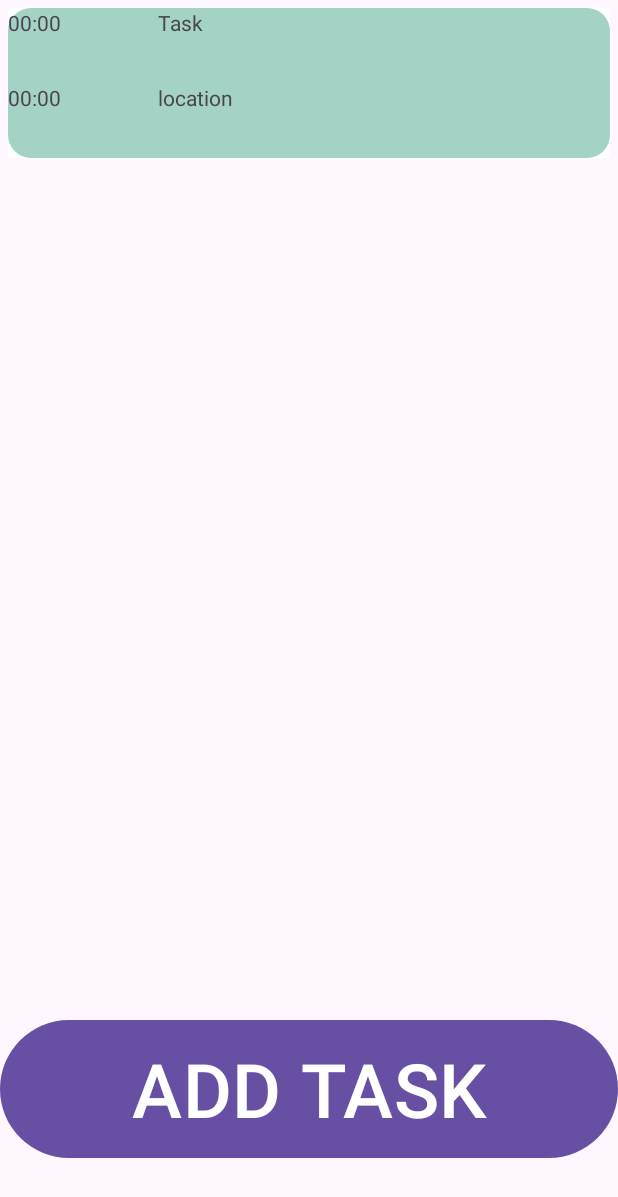
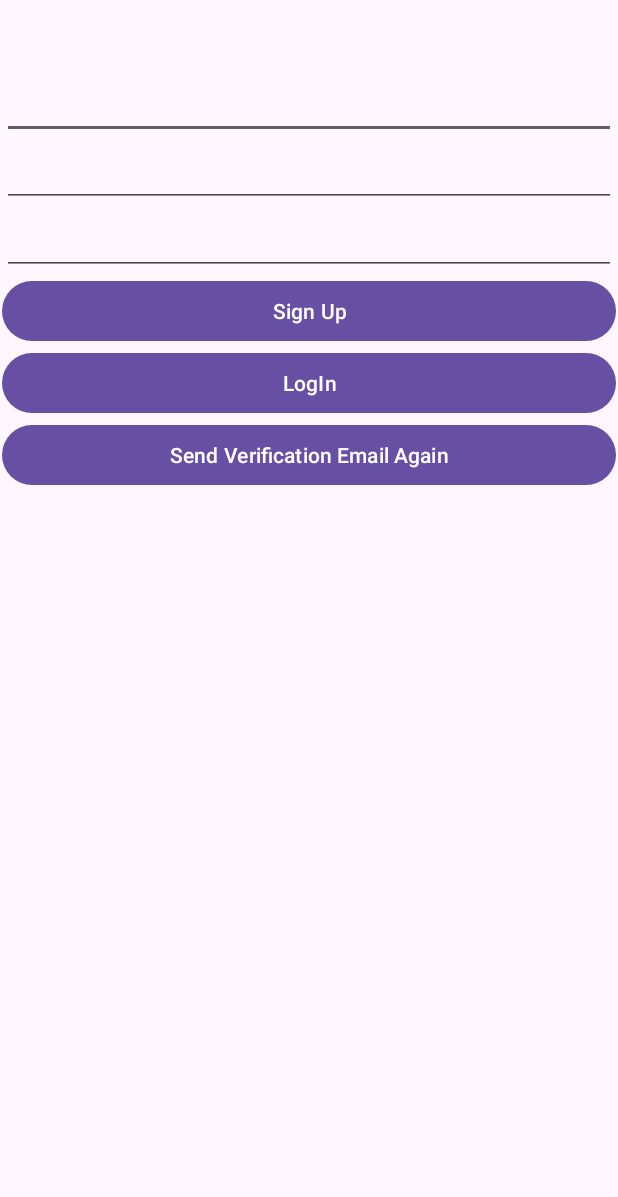
Before and after one commit to Levon07/Day_Buddy_Assistant, an Android app: the screen it shows after launch (MainActivity before the commit, register after it), on a phone screen of 412 x 824 dp. Shown: the top 1197 px of the screen. Run offline under Robolectric (Android 15) with nearby library versions, the phone set to English and light mode, and no system bars; our stand-ins replace Firebase (no records; nobody signed in at launch, a user with empty details on screens opened directly).

Commit message:
Sign Up Sign In

```diff
--- /dev/null
+++ b/app/src/main/java/com/example/daybuddy/register.java
@@ -0,0 +1,153 @@
+package com.example.daybuddy;
+
+import androidx.annotation.NonNull;
+import androidx.appcompat.app.AppCompatActivity;
+
+import android.app.ProgressDialog;
+import android.content.Intent;
+import android.os.Bundle;
+import android.util.Log;
+import android.util.Patterns;
+import android.view.View;
+import android.widget.Button;
+import android.widget.EditText;
+import android.widget.ProgressBar;
+import android.widget.TextView;
+import android.widget.Toast;
+
+import com.google.android.gms.tasks.OnCompleteListener;
+import com.google.android.gms.tasks.Task;
+import com.google.firebase.auth.AuthResult;
+import com.google.firebase.auth.FirebaseAuth;
+import com.google.firebase.auth.FirebaseUser;
+
+public class register extends AppCompatActivity {
+
+    private FirebaseAuth mAuth;
+
+    private static final String TAG = "EmailPassword";
+
+
+    FirebaseUser mUser;
+
+    String emailPattern = "^(.+)@(\\\\S+)$";
+
+
+    EditText Email;
+    EditText Password;
+    EditText ConfPassword;
+
+    ProgressDialog progressDialog;
+
+
+    Button SignUp;
+    Button LogIn;
+
+    @Override
+    protected void onCreate(Bundle savedInstanceState) {
+        super.onCreate(savedInstanceState);
+        setContentView(R.layout.activity_register);
+
+        SignUp = findViewById(R.id.SignUp);
+        LogIn = findViewById(R.id.LogIn);
+
+        Email = findViewById(R.id.EmailAddress);
+        Password  = findViewById(R.id.Password);
+        ConfPassword  = findViewById(R.id.PasswordConf);
+
+        mAuth = FirebaseAuth.getInstance();
+        mUser = mAuth.getCurrentUser();
+
+        progressDialog = new ProgressDialog(this);
+    }
+
+    @Override
+    public void onStart() {
+        super.onStart();
+        // Check if user is signed in (non-null) and update UI accordingly.
+        FirebaseUser currentUser = mAuth.getCurrentUser();
+        if(currentUser != null){
+            currentUser.reload();
+        }
+    }
+
+    public void register(View view){
+
+
+
+        String email = Email.getText().toString();
+        String password = Password.getText().toString();
+        String confpassword = ConfPassword.getText().toString();
+
+        createAccount();
+
+    }
+
+    void createAccount(){
+        String email = Email.getText().toString();
+        String password = Password.getText().toString();
+        String confirmPassword = ConfPassword.getText().toString();
+
+        boolean isValidated = validateData(email, password, confirmPassword);
+        if(!isValidated){
+            return;
+        }else {
+            createAccountInFirebase(email, password);
+        }
+    }
+
+    void createAccountInFirebase(String email, String password) {
+
+        FirebaseAuth firebaseAuth = FirebaseAuth.getInstance();
+        firebaseAuth.createUserWithEmailAndPassword(email, password).addOnCompleteListener(register.this,
+                new OnCompleteListener<AuthResult>() {
+                    @Override
+                    public void onComplete(@NonNull Task<AuthResult> task) {
+                        if(task.isSuccessful()){
+                            // creating acc is done
+                            Utility.showToast(register.this, "Successfully create account, Check email to verify");
+                            firebaseAuth.getCurrentUser().sendEmailVerification();
+                            firebaseAuth.signOut();
+
+                        } else{
+                            //failure
+                            Utility.showToast(register.this, task.getException().getLocalizedMessage());
+
+                        }
+                    }
+                });
+    }
+
+    boolean validateData(String email, String password, String confirmPassword){
+        // validate the data that are input by user
+
+        if (!Patterns.EMAIL_ADDRESS.matcher(email).matches()){
+            Email.setError("Email is invalid");
+            return false;
+        }
+        if (password.length() < 6){
+            Password.setError("Password length is invalid");
+            return false;
+        }
+        if (!password.equals(confirmPassword)){
+            ConfPassword.setError("Password not matched");
+            return false;
+        }
+        return true;
+    }
+
+
+
+
+
+    public void LogIn(View view){
+
+        Intent intent = new Intent(register.this, LogIn.class);
+
+        startActivity(intent);
+    }
+
+    public void sendEmail(View view){
+        mAuth.getCurrentUser().sendEmailVerification();
+    }
+}
--- a/app/src/main/res/layout/activity_places.xml
+++ b/app/src/main/res/layout/activity_places.xml
@@ -8,7 +8,6 @@
 
     <fragment xmlns:android="http://schemas.android.com/apk/res/android"
         xmlns:tools="http://schemas.android.com/tools"
-        xmlns:map="http://schemas.android.com/apk/res-auto"
         android:layout_width="match_parent"
         android:layout_height="match_parent"
         android:id="@+id/map"
--- /dev/null
+++ b/app/src/main/res/layout/activity_register.xml
@@ -0,0 +1,61 @@
+<?xml version="1.0" encoding="utf-8"?>
+<androidx.constraintlayout.widget.ConstraintLayout xmlns:android="http://schemas.android.com/apk/res/android"
+    xmlns:app="http://schemas.android.com/apk/res-auto"
+    xmlns:tools="http://schemas.android.com/tools"
+    android:layout_width="match_parent"
+    android:layout_height="match_parent"
+    tools:context=".register">
+
+    <LinearLayout
+        android:layout_width="409dp"
+        android:layout_height="729dp"
+        android:orientation="vertical"
+        app:layout_constraintBottom_toBottomOf="parent"
+        app:layout_constraintEnd_toEndOf="parent"
+        app:layout_constraintStart_toStartOf="parent"
+        app:layout_constraintTop_toTopOf="parent">
+
+        <EditText
+            android:id="@+id/EmailAddress"
+            android:layout_width="match_parent"
+            android:layout_height="wrap_content"
+            android:ems="10"
+            android:inputType="textEmailAddress" />
+
+        <EditText
+            android:id="@+id/Password"
+            android:layout_width="match_parent"
+            android:layout_height="wrap_content"
+            android:ems="10"
+            android:inputType="textPassword" />
+
+        <EditText
+            android:id="@+id/PasswordConf"
+            android:layout_width="match_parent"
+            android:layout_height="wrap_content"
+            android:ems="10"
+            android:inputType="textPassword" />
+
+        <Button
+            android:id="@+id/SignUp"
+            android:layout_width="match_parent"
+            android:layout_height="wrap_content"
+            android:text="Sign Up"
+            android:onClick="register"/>
+
+        <Button
+            android:id="@+id/LogIn"
+            android:layout_width="match_parent"
+            android:layout_height="wrap_content"
+            android:text="LogIn"
+            android:onClick="LogIn"/>
+
+        <Button
+            android:id="@+id/verifyEmail"
+            android:layout_width="match_parent"
+            android:layout_height="wrap_content"
+            android:text="Send Verification Email Again"
+            android:onClick="sendEmail"/>
+
+    </LinearLayout>
+</androidx.constraintlayout.widget.ConstraintLayout>
--- /dev/null
+++ b/app/src/main/res/values-land/dimens.xml
@@ -0,0 +1,3 @@
+<resources>
+ <dimen name="activity_horizontal_margin">48dp</dimen>
+</resources>
--- /dev/null
+++ b/app/src/main/res/values-w1240dp/dimens.xml
@@ -0,0 +1,3 @@
+<resources>
+ <dimen name="activity_horizontal_margin">200dp</dimen>
+</resources>
--- /dev/null
+++ b/app/src/main/res/values-w600dp/dimens.xml
@@ -0,0 +1,3 @@
+<resources>
+ <dimen name="activity_horizontal_margin">48dp</dimen>
+</resources>
--- /dev/null
+++ b/app/src/main/res/values/dimens.xml
@@ -0,0 +1,5 @@
+<resources>
+    <!-- Default screen margins, per the Android Design guidelines. -->
+ <dimen name="activity_horizontal_margin">16dp</dimen>
+ <dimen name="activity_vertical_margin">16dp</dimen>
+</resources>
--- a/build.gradle.kts
+++ b/build.gradle.kts
@@ -1,4 +1,10 @@
+buildscript {
+    dependencies {
+        classpath("com.google.gms:google-services:4.4.1")
+    }
+}
 // Top-level build file where you can add configuration options common to all sub-projects/modules.
 plugins {
     id("com.android.application") version "8.2.2" apply false
+    id("com.google.gms.google-services") version "4.4.1" apply false
 }
```
Also changed, not shown: app/build.gradle.kts (+14 -0 lines), app/src/main/AndroidManifest.xml (+15 -8 lines), app/src/main/java/com/example/daybuddy/LogIn.java (added, +120 -0 lines), app/src/main/java/com/example/daybuddy/MainActivity.java (+24 -7 lines), app/src/main/java/com/example/daybuddy/Utility.java (added, +13 -0 lines), app/src/main/res/layout/activity_log_in.xml (added, +46 -0 lines), app/src/main/res/values/strings.xml (+9 -0 lines), 1 other file.
